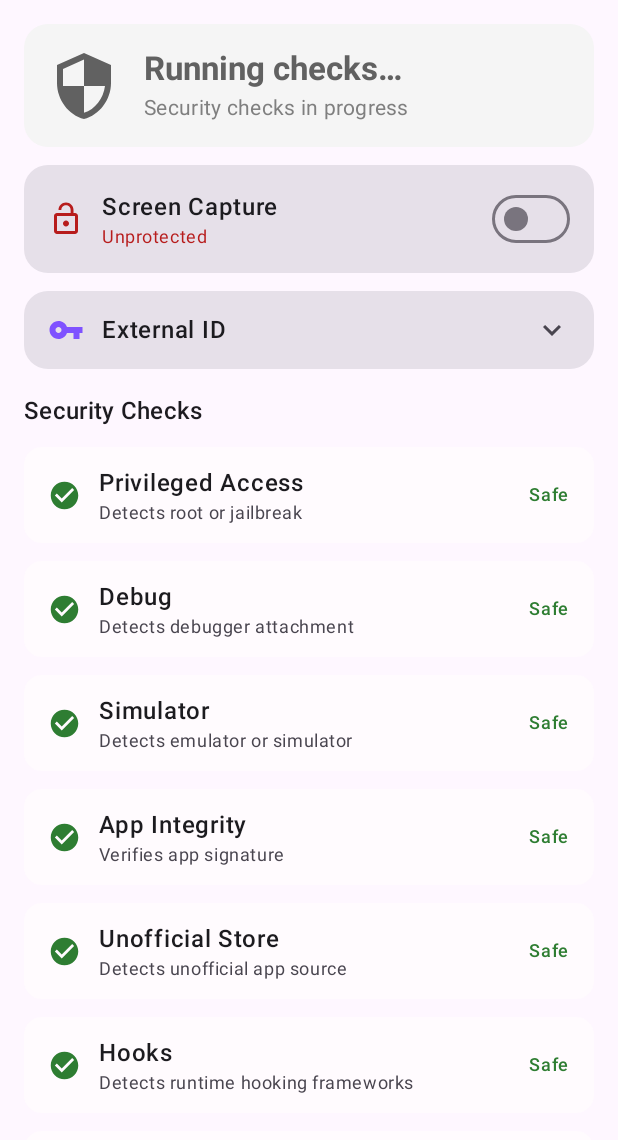
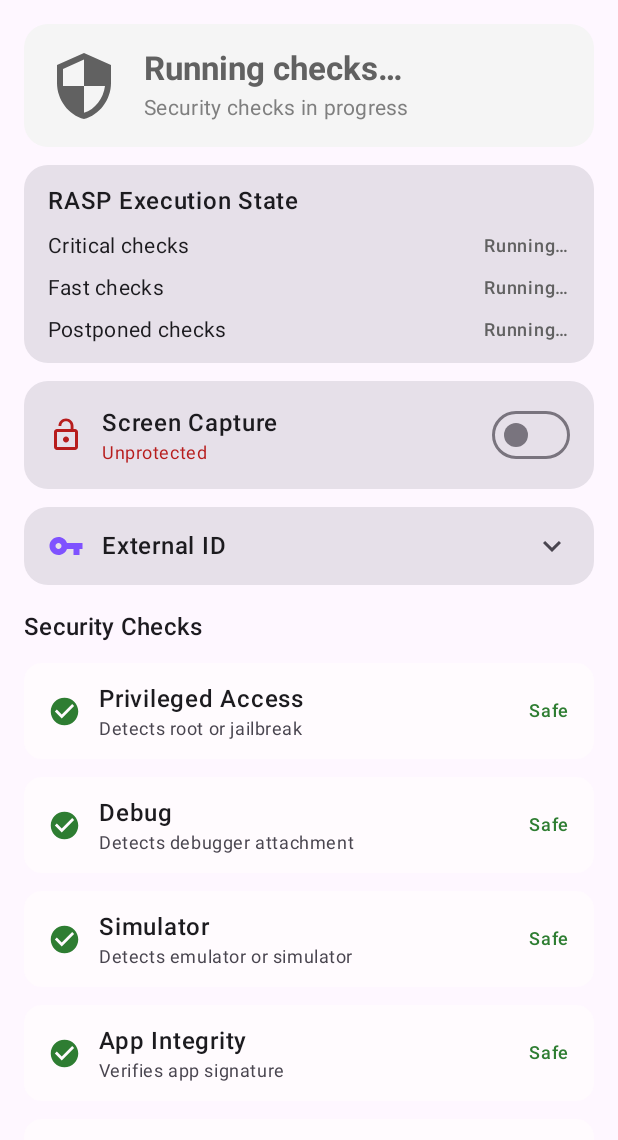
Before and after one commit to talsec/Free-RASP-KMP, an Android app built with Jetpack Compose: the screen it shows after launch (MainActivity), on a phone screen of 412 x 824 dp, the part 96-1236 px from its top. Run offline under Robolectric (Android 15) with nearby library versions, the phone set to English and light mode, and no system bars; libraries missing offline, so code that uses them is left out: app.talsec.rasp; 1 statement that could not run was skipped.

Commit message:
feat(example): show critical, fast and postponed checks

```diff
--- a/example/composeApp/src/commonMain/kotlin/com/jetbrains/example/App.kt
+++ b/example/composeApp/src/commonMain/kotlin/com/jetbrains/example/App.kt
@@ -10,6 +10,7 @@ import androidx.compose.runtime.setValue
 import com.freeraspkmp.api.FreeraspKMP
 import com.freeraspkmp.model.CallState
 import com.freeraspkmp.model.FreeRaspEvent
+import com.freeraspkmp.model.RaspExecutionStateEvent
 import com.freeraspkmp.model.SuspiciousAppInfo
 import com.freeraspkmp.model.config.AndroidConfig
 import com.freeraspkmp.model.config.IOSConfig
@@ -67,7 +68,7 @@ fun App() {
 
         var checks by remember { mutableStateOf(initialChecks) }
         var malwareApps by remember { mutableStateOf<List<SuspiciousAppInfo>>(emptyList()) }
-        var allChecksFinished by remember { mutableStateOf(false) }
+        var finishedStates by remember { mutableStateOf(emptySet<RaspExecutionStateEvent>()) }
         var isScreenCaptureBlocked by remember { mutableStateOf(false) }
         val scope = rememberCoroutineScope()
 
@@ -87,8 +88,9 @@ fun App() {
             }
 
             launch {
-                FreeraspKMP.raspExecutionStateEvents.collect {
-                    allChecksFinished = true
+                FreeraspKMP.raspExecutionStateEvents.collect { state ->
+                    println("freeRASP: $state")
+                    finishedStates = finishedStates + state
                 }
             }
 
@@ -103,7 +105,7 @@ fun App() {
 
         SecurityDashboard(
             checks = checks,
-            allChecksFinished = allChecksFinished,
+            finishedStates = finishedStates,
             isScreenCaptureBlocked = isScreenCaptureBlocked,
             malwareApps = malwareApps,
             onToggleScreenCapture = {
--- a/example/composeApp/src/commonMain/kotlin/com/jetbrains/example/ui/SecurityDashboard.kt
+++ b/example/composeApp/src/commonMain/kotlin/com/jetbrains/example/ui/SecurityDashboard.kt
@@ -65,6 +65,7 @@ import androidx.compose.ui.text.font.FontWeight
 import androidx.compose.ui.text.input.ImeAction
 import androidx.compose.ui.text.withStyle
 import androidx.compose.ui.unit.dp
+import com.freeraspkmp.model.RaspExecutionStateEvent
 import com.freeraspkmp.model.SuspiciousAppInfo
 import com.jetbrains.example.model.CheckId
 import com.jetbrains.example.model.SecurityCheck
@@ -74,7 +75,7 @@ import kotlinx.coroutines.launch
 @Composable
 fun SecurityDashboard(
     checks: List<SecurityCheck>,
-    allChecksFinished: Boolean,
+    finishedStates: Set<RaspExecutionStateEvent>,
     isScreenCaptureBlocked: Boolean,
     malwareApps: List<SuspiciousAppInfo>,
     onToggleScreenCapture: () -> Unit,
@@ -151,7 +152,13 @@ fun SecurityDashboard(
             contentPadding = PaddingValues(vertical = 16.dp),
         ) {
             item {
-                StatusCard(checks = checks, allChecksFinished = allChecksFinished)
+                StatusCard(
+                    checks = checks,
+                    checksFinished = RaspExecutionStateEvent.FastChecksFinished in finishedStates,
+                )
+            }
+            item {
+                ExecutionStateCard(finishedStates = finishedStates)
             }
             item {
                 ScreenCaptureCard(
@@ -215,14 +222,14 @@ fun SecurityDashboard(
 @Composable
 private fun StatusCard(
     checks: List<SecurityCheck>,
-    allChecksFinished: Boolean,
+    checksFinished: Boolean,
 ) {
     val detectedCount = checks.count { it.isDetected }
     val isAllSafe = detectedCount == 0
 
     val containerColor by animateColorAsState(
         targetValue = when {
-            !allChecksFinished -> PendingGrayContainer
+            !checksFinished -> PendingGrayContainer
             isAllSafe -> SafeGreenContainer
             else -> ThreatRedContainer
         },
@@ -230,12 +237,12 @@ private fun StatusCard(
         label = "statusContainerColor",
     )
     val contentColor = when {
-        !allChecksFinished -> PendingGray
+        !checksFinished -> PendingGray
         isAllSafe -> SafeGreen
         else -> ThreatRed
     }
     val icon: ImageVector = when {
-        !allChecksFinished -> Icons.Default.Security
+        !checksFinished -> Icons.Default.Security
         isAllSafe -> Icons.Default.VerifiedUser
         else -> Icons.Default.GppBad
     }
@@ -259,7 +266,7 @@ private fun StatusCard(
             Column(verticalArrangement = Arrangement.spacedBy(2.dp)) {
                 Text(
                     text = when {
-                        !allChecksFinished -> "Running checks\u2026"
+                        !checksFinished -> "Running checks\u2026"
                         isAllSafe -> "All Secure"
                         else -> "$detectedCount Threat${if (detectedCount > 1) "s" else ""} Detected"
                     },
@@ -269,7 +276,7 @@ private fun StatusCard(
                 )
                 Text(
                     text = when {
-                        !allChecksFinished -> "Security checks in progress"
+                        !checksFinished -> "Security checks in progress"
                         isAllSafe -> "No threats found"
                         else -> "Review the checks below"
                     },
@@ -278,6 +285,50 @@ private fun StatusCard(
                 )
             }
         }
+    }
+}
+
+@Composable
+private fun ExecutionStateCard(finishedStates: Set<RaspExecutionStateEvent>) {
+    Card(
+        modifier = Modifier.fillMaxWidth(),
+        shape = RoundedCornerShape(16.dp),
+    ) {
+        Column(
+            modifier = Modifier
+                .fillMaxWidth()
+                .padding(horizontal = 16.dp, vertical = 12.dp),
+            verticalArrangement = Arrangement.spacedBy(8.dp),
+        ) {
+            Text(
+                text = "RASP Execution State",
+                style = MaterialTheme.typography.bodyLarge,
+                fontWeight = FontWeight.Medium,
+            )
+            ExecutionStateRow("Critical checks", RaspExecutionStateEvent.CriticalChecksFinished in finishedStates)
+            ExecutionStateRow("Fast checks", RaspExecutionStateEvent.FastChecksFinished in finishedStates)
+            ExecutionStateRow("Postponed checks", RaspExecutionStateEvent.PostponedChecksFinished in finishedStates)
+        }
+    }
+}
+
+@Composable
+private fun ExecutionStateRow(name: String, isFinished: Boolean) {
+    Row(
+        modifier = Modifier.fillMaxWidth(),
+        verticalAlignment = Alignment.CenterVertically,
+        horizontalArrangement = Arrangement.SpaceBetween,
+    ) {
+        Text(
+            text = name,
+            style = MaterialTheme.typography.bodyMedium,
+        )
+        Text(
+            text = if (isFinished) "Finished" else "Running\u2026",
+            style = MaterialTheme.typography.labelMedium,
+            fontWeight = FontWeight.SemiBold,
+            color = if (isFinished) SafeGreen else PendingGray,
+        )
     }
 }
 
```
